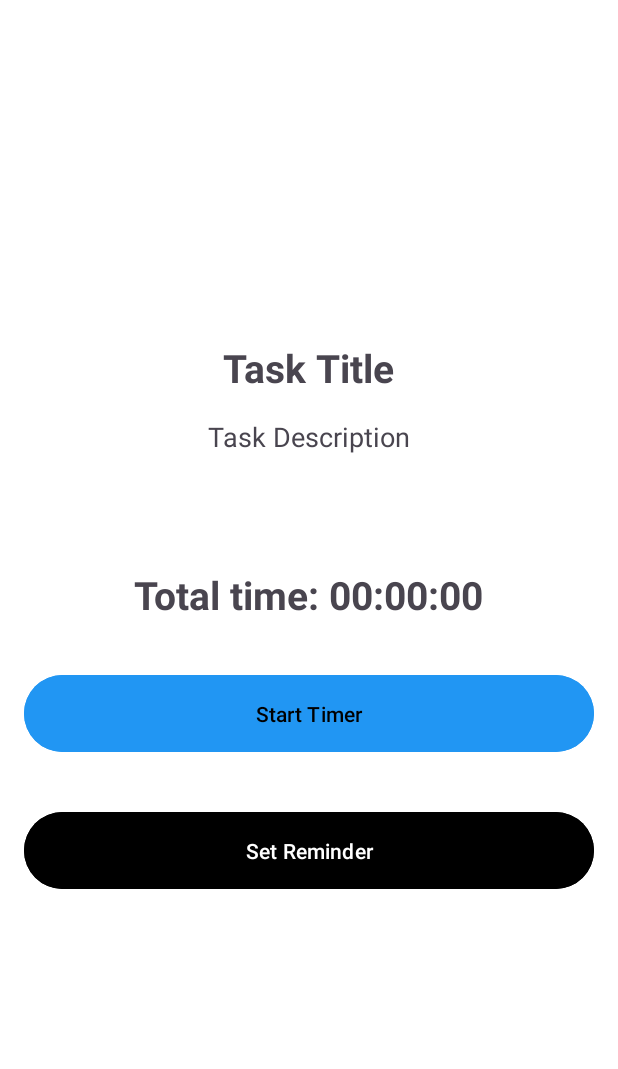
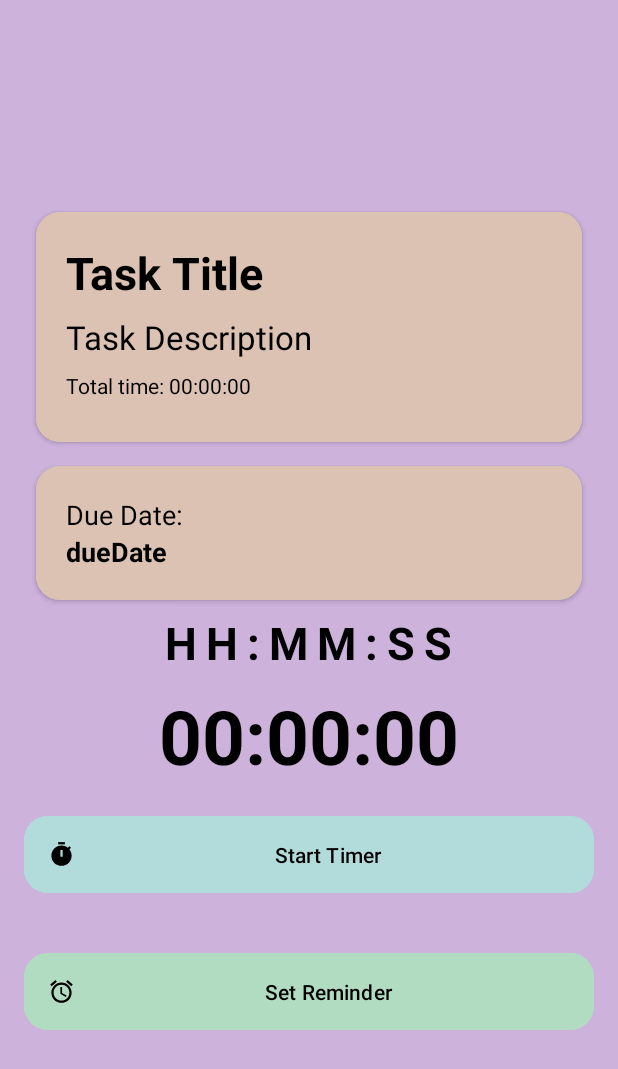
Before and after one commit to Sithila69/PlanMate, an Android app: the TimerActivity screen opened directly, with no data from a screen before it, on a phone screen of 412 x 824 dp. Shown: the top 1069 px of the screen. Run offline under Robolectric (Android 15) with nearby library versions, the phone set to English and light mode, and no system bars.

Commit message:
Ui upgrade

```diff
--- a/app/src/main/java/com/planmate/MainActivity.kt
+++ b/app/src/main/java/com/planmate/MainActivity.kt
@@ -179,6 +179,7 @@ class MainActivity : AppCompatActivity() {
             putExtra("taskId", task.id) // Pass the task ID to TimerActivity
             putExtra("taskTitle", task.title) // Pass the task title
             putExtra("taskDescription", task.description) // Pass the task description
+            putExtra("dueDate",task.dueDate)
         }
         timerActivityResultLauncher.launch(intent) // Launch TimerActivity
     }
--- a/app/src/main/java/com/planmate/TimerActivity.kt
+++ b/app/src/main/java/com/planmate/TimerActivity.kt
@@ -34,6 +34,7 @@ class TimerActivity : AppCompatActivity() {
     private lateinit var totalTimeTextView: TextView
     private lateinit var timerTextView: TextView
     private lateinit var taskDescriptionTextView: TextView
+    private lateinit var dueDateTextView:TextView
     private lateinit var setReminderButton: Button
     private lateinit var sharedPreferences: SharedPreferences
     private lateinit var editor: SharedPreferences.Editor
@@ -64,6 +65,7 @@ class TimerActivity : AppCompatActivity() {
 
         taskTitleTextView = findViewById(R.id.taskTitleTextView)
         taskDescriptionTextView = findViewById(R.id.taskDescriptionTextView)
+        dueDateTextView = findViewById(R.id.dueDate)
         startButton = findViewById(R.id.startButton)
         totalTimeTextView = findViewById(R.id.totalTimeTextView)
         timerTextView = findViewById(R.id.timerTextView)
@@ -72,9 +74,10 @@ class TimerActivity : AppCompatActivity() {
         taskId = intent.getLongExtra("taskId", 0)
         val taskTitle = intent.getStringExtra("taskTitle") ?: "Task Title"
         val taskDescription = intent.getStringExtra("taskDescription") ?: "Task Description"
-
+        val dueDate = intent.getStringExtra("dueDate")?:"dueDate"
         taskTitleTextView.text = taskTitle
         taskDescriptionTextView.text = taskDescription
+        dueDateTextView.text = dueDate
 
         sharedPreferences = getSharedPreferences("TaskPrefs", MODE_PRIVATE)
         editor = sharedPreferences.edit()
--- /dev/null
+++ b/app/src/main/res/drawable/ic_reminder.xml
@@ -0,0 +1,5 @@
+<vector xmlns:android="http://schemas.android.com/apk/res/android" android:height="24dp" android:tint="#FFFFFF" android:viewportHeight="24" android:viewportWidth="24" android:width="24dp">
+
+    <path android:fillColor="@android:color/white" android:pathData="M22,5.72l-4.6,-3.86 -1.29,1.53 4.6,3.86L22,5.72zM7.88,3.39L6.6,1.86 2,5.71l1.29,1.53 4.59,-3.85zM12.5,8L11,8v6l4.75,2.85 0.75,-1.23 -4,-2.37L12.5,8zM12,4c-4.97,0 -9,4.03 -9,9s4.02,9 9,9c4.97,0 9,-4.03 9,-9s-4.03,-9 -9,-9zM12,20c-3.87,0 -7,-3.13 -7,-7s3.13,-7 7,-7 7,3.13 7,7 -3.13,7 -7,7z"/>
+
+</vector>
--- a/app/src/main/res/layout/activity_timer.xml
+++ b/app/src/main/res/layout/activity_timer.xml
@@ -1,67 +1,161 @@
 <?xml version="1.0" encoding="utf-8"?>
-<LinearLayout
-    xmlns:android="http://schemas.android.com/apk/res/android"
+<LinearLayout xmlns:android="http://schemas.android.com/apk/res/android"
+    xmlns:app="http://schemas.android.com/apk/res-auto"
     android:layout_width="match_parent"
     android:layout_height="match_parent"
+    android:background="@color/lavender"
+    android:gravity="center"
     android:orientation="vertical"
+    android:padding="16dp">
+
+    <!-- Task CardView -->
+<androidx.cardview.widget.CardView
+android:layout_width="match_parent"
+android:layout_height="wrap_content"
+android:layout_margin="8dp"
 android:padding="16dp"
+app:cardCornerRadius="16dp"
+android:backgroundTint="@color/Light_mint">
+
+<LinearLayout
+    android:layout_width="match_parent"
+    android:layout_height="wrap_content"
+    android:orientation="vertical"
+    android:padding="20sp"
+    android:background="@color/soft_peach">
+
+    <!-- Task Title -->
+    <TextView
+        android:id="@+id/taskTitleTextView"
+        android:layout_width="match_parent"
+        android:layout_height="wrap_content"
+        android:textColor="@color/black"
+    android:textSize="30sp"
+    android:textStyle="bold"
+    android:layout_marginBottom="8dp"/>
+
+    <!-- Task Description -->
+    <TextView
+        android:id="@+id/taskDescriptionTextView"
+        android:layout_width="match_parent"
+        android:layout_height="wrap_content"
+        android:textColor="@color/black"
+    android:textSize="22sp"
+    android:layout_marginBottom="8dp"/>
+
+    <!-- Total Time Display -->
+    <LinearLayout
+        android:layout_width="match_parent"
+        android:layout_height="wrap_content"
+        android:orientation="horizontal">
+        <TextView
+            android:id="@+id/totalTimeTextView"
+            android:layout_width="match_parent"
+            android:layout_height="wrap_content"
+            android:textSize="14sp"
+            android:textColor="@color/black"
+            android:text="@string/total_time"
+            android:layout_marginBottom="8dp"/>
+    </LinearLayout>
+</LinearLayout>
+</androidx.cardview.widget.CardView>
+
+
+<androidx.cardview.widget.CardView
+android:layout_width="match_parent"
+android:layout_height="wrap_content"
+android:layout_margin="8dp"
+android:padding="16dp"
+app:cardCornerRadius="16dp"
+android:backgroundTint="@color/Light_aqua">
+
+<LinearLayout
+    android:layout_width="match_parent"
+    android:layout_height="wrap_content"
+    android:orientation="vertical"
+    android:padding="20sp"
+    android:background="@color/soft_peach">
+
+    <TextView
+        android:id="@+id/dueDateText"
+        android:layout_width="match_parent"
+        android:layout_height="wrap_content"
+        android:textSize="18sp"
+        android:text="@string/due_date"
+        android:textColor="@color/black"/>
+
+    <TextView
+        android:id="@+id/dueDate"
+        android:layout_width="match_parent"
+        android:layout_height="wrap_content"
+        android:textSize="18sp"
+        android:textColor="@color/black"
+        android:textStyle="bold"/>
+</LinearLayout>
+</androidx.cardview.widget.CardView>
+
+
+<LinearLayout
+android:layout_width="wrap_content"
+android:layout_height="wrap_content"
+android:orientation="vertical"
 android:gravity="center">
 
+<!-- Timer Label -->
 <TextView
-        android:id="@+id/taskTitleTextView"
+    android:id="@+id/timerLabelTextView"
     android:layout_width="wrap_content"
     android:layout_height="wrap_content"
-        android:textSize="26sp"
+    android:letterSpacing="0.2"
+    android:text="@string/hh_mm_ss"
+    android:textSize="30sp"
+    android:textColor="@color/black"
     android:textStyle="bold"
-        android:layout_marginBottom="16dp"/>
+    android:layout_marginBottom="8dp"/>
 
-    <TextView
-        android:id="@+id/taskDescriptionTextView"
-        android:layout_width="wrap_content"
-        android:layout_height="wrap_content"
-        android:textSize="18sp"
-
-        android:layout_marginBottom="24dp"/>
-
+<!-- Timer Value -->
 <TextView
     android:id="@+id/timerTextView"
     android:layout_width="wrap_content"
     android:layout_height="wrap_content"
-        android:textSize="26sp"
+    android:textColor="@color/black"
+    android:textSize="50sp"
+    android:text="@string/_00_00_00"
     android:textStyle="bold"
-
     android:layout_marginBottom="16dp"/>
-
-    <TextView
-        android:id="@+id/totalTimeTextView"
-        android:layout_width="wrap_content"
-        android:layout_height="wrap_content"
-        android:textSize="26sp"
-        android:textStyle="bold"
-
-        android:layout_marginBottom="32dp"/>
+</LinearLayout>
 
     <!-- Start/Stop Timer Button -->
-    <Button
+<com.google.android.material.button.MaterialButton
 android:id="@+id/startButton"
 android:layout_width="match_parent"
 android:layout_height="wrap_content"
+android:layout_marginBottom="16dp"
+android:backgroundTint="@color/Light_aqua"
+    android:elevation="4dp"
+    android:fontFamily="sans-serif-medium"
+    android:padding="16dp"
     android:text="@string/start_timer"
-        android:backgroundTint="@color/colorPrimary"
     android:textColor="@color/black"
-        android:padding="16dp"
-        android:layout_marginBottom="16dp"
-        android:fontFamily="sans-serif-medium"/>
+    app:cornerRadius="16dp"
+    app:icon="@drawable/ic_timer"
+    app:iconPadding="8dp"
+    app:iconTint="@color/black"/>
 
-    <Button
+<com.google.android.material.button.MaterialButton
 android:id="@+id/setReminderButton"
 android:layout_width="match_parent"
 android:layout_height="wrap_content"
 android:layout_marginTop="16dp"
+android:backgroundTint="@color/Light_mint"
+    android:elevation="4dp"
+    android:fontFamily="sans-serif-medium"
+    android:padding="16dp"
     android:text="@string/set_reminder"
-        android:backgroundTint="@color/black"
-        android:textColor="@android:color/white"
-        android:padding="16dp"
-        android:fontFamily="sans-serif-medium"/>
+    android:textColor="@color/black"
+    app:cornerRadius="16dp"
+    app:icon="@drawable/ic_reminder"
+    app:iconPadding="8dp"
+    app:iconTint="@color/black"/>
 
     </LinearLayout>
--- a/app/src/main/res/values/colors.xml
+++ b/app/src/main/res/values/colors.xml
@@ -12,4 +12,10 @@
     <color name="colorBackground">#807D7D</color>
     <color name="task_bg">#4D620694</color>
     <color name="lightOrange">#D37C41</color>
+    <color name="light_blue">#3EC7E9</color>
+    <color name="soft_peach">#dcc2b2</color>
+    <color name="Light_aqua">#B2DCDB</color>
+    <color name="Light_mint">#B2DCC1</color>
+    <color name="lavender">#CDB2DC</color>
+    <color name="dark_brown">#94624D</color>
 </resources>
--- a/app/src/main/res/values/strings.xml
+++ b/app/src/main/res/values/strings.xml
@@ -25,4 +25,7 @@
     <string name="total_time_code">Total time: %1$s</string>
     <string name="stop_timer">Stop Timer</string>
     <string name="total_time_2">Total time: %1$s</string>
+    <string name="hh_mm_ss">HH:MM:SS</string>
+    <string name="due_date">Due Date:</string>
+    <string name="_00_00_00">00:00:00</string>
 </resources>
```
Lines whose indentation alone changed are shown as unchanged.
